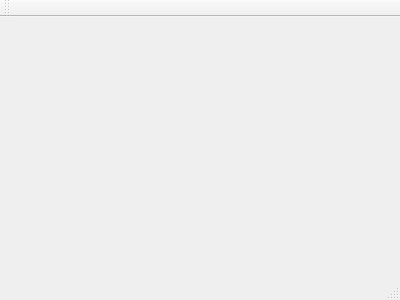
Above: mainwindow.ui from OOPtaskgroup/dictionary before the change. Below: the same form after it.
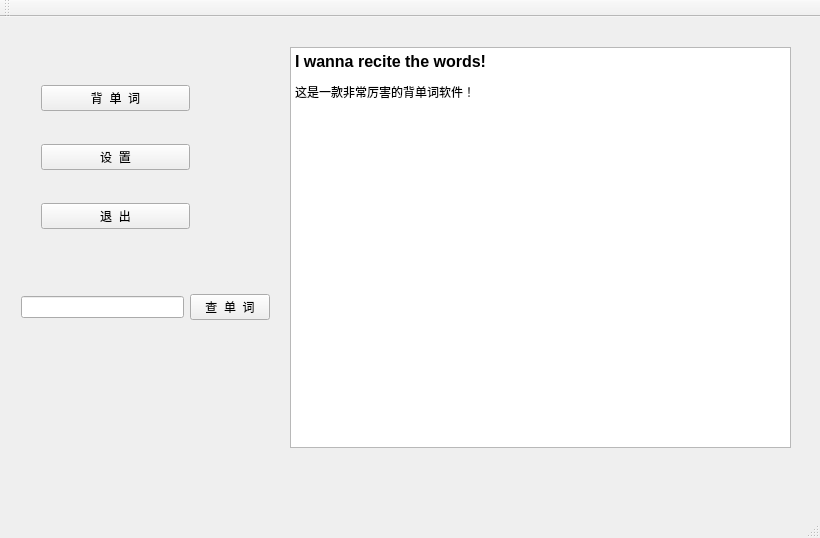
That is the form after the change.

Commit message: mainwindow and recitewindow. modified by victorywys -- 5.4 exit()

The edit to the form file:
```diff
--- a/mainwindow.ui
+++ b/mainwindow.ui
@@ -1,24 +1,113 @@
 <ui version="4.0">
  <class>MainWindow</class>
- <widget class="QMainWindow" name="MainWindow" >
-  <property name="geometry" >
+ <widget class="QMainWindow" name="MainWindow">
+  <property name="geometry">
    <rect>
     <x>0</x>
     <y>0</y>
-    <width>400</width>
-    <height>300</height>
+    <width>820</width>
+    <height>538</height>
    </rect>
   </property>
   <property name="windowTitle" >
    <string>MainWindow</string>
   </property>
-  <widget class="QMenuBar" name="menuBar" />
-  <widget class="QToolBar" name="mainToolBar" />
-  <widget class="QWidget" name="centralWidget" />
-  <widget class="QStatusBar" name="statusBar" />
+  <widget class="QWidget" name="centralWidget">
+   <widget class="QWidget" name="verticalLayoutWidget">
+    <property name="geometry">
+     <rect>
+      <x>30</x>
+      <y>30</y>
+      <width>171</width>
+      <height>221</height>
+     </rect>
+    </property>
+    <layout class="QVBoxLayout" name="verticalLayout">
+     <item>
+      <widget class="QPushButton" name="reciteBtn">
+       <property name="text">
+        <string>背  单  词</string>
+       </property>
+      </widget>
+     </item>
+     <item>
+      <widget class="QPushButton" name="configBtn">
+       <property name="text">
+        <string>设  置</string>
+       </property>
+      </widget>
+     </item>
+     <item>
+      <widget class="QPushButton" name="exitBtn">
+       <property name="text">
+        <string>退  出</string>
+       </property>
+      </widget>
+     </item>
+    </layout>
+   </widget>
+   <widget class="QTextBrowser" name="textBrowser">
+    <property name="geometry">
+     <rect>
+      <x>290</x>
+      <y>30</y>
+      <width>501</width>
+      <height>401</height>
+     </rect>
+    </property>
+    <property name="html">
+     <string>&lt;!DOCTYPE HTML PUBLIC &quot;-//W3C//DTD HTML 4.0//EN&quot; &quot;http://www.w3.org/TR/REC-html40/strict.dtd&quot;&gt;
+&lt;html&gt;&lt;head&gt;&lt;meta name=&quot;qrichtext&quot; content=&quot;1&quot; /&gt;&lt;style type=&quot;text/css&quot;&gt;
+p, li { white-space: pre-wrap; }
+&lt;/style&gt;&lt;/head&gt;&lt;body style=&quot; font-family:'SimSun'; font-size:9pt; font-weight:400; font-style:normal;&quot;&gt;
+&lt;p style=&quot; margin-top:9px; margin-bottom:12px; margin-left:0px; margin-right:0px; -qt-block-indent:0; text-indent:0px;&quot;&gt;&lt;span style=&quot; font-size:12pt; font-weight:600;&quot;&gt;I wanna recite the words!&lt;/span&gt;&lt;/p&gt;
+&lt;p style=&quot; margin-top:0px; margin-bottom:0px; margin-left:0px; margin-right:0px; -qt-block-indent:0; text-indent:0px;&quot;&gt;这是一款非常厉害的背单词软件！ &lt;/p&gt;&lt;/body&gt;&lt;/html&gt;</string>
+    </property>
+   </widget>
+   <widget class="QWidget" name="gridLayoutWidget">
+    <property name="geometry">
+     <rect>
+      <x>10</x>
+      <y>250</y>
+      <width>271</width>
+      <height>80</height>
+     </rect>
+    </property>
+    <layout class="QGridLayout" name="gridLayout">
+     <item row="0" column="1">
+      <widget class="QPushButton" name="lookUpBtn">
+       <property name="text">
+        <string>查  单  词</string>
+       </property>
+      </widget>
+     </item>
+     <item row="0" column="0">
+      <widget class="QLineEdit" name="wordEdit"/>
+     </item>
+    </layout>
+   </widget>
+  </widget>
+  <widget class="QMenuBar" name="menuBar">
+   <property name="geometry">
+    <rect>
+     <x>0</x>
+     <y>0</y>
+     <width>820</width>
+     <height>26</height>
+    </rect>
+   </property>
+  </widget>
+  <widget class="QToolBar" name="mainToolBar">
+   <attribute name="toolBarArea">
+    <enum>TopToolBarArea</enum>
+   </attribute>
+   <attribute name="toolBarBreak">
+    <bool>false</bool>
+   </attribute>
+  </widget>
+  <widget class="QStatusBar" name="statusBar"/>
  </widget>
- <layoutDefault spacing="6" margin="11" />
- <pixmapfunction></pixmapfunction>
+ <layoutdefault spacing="6" margin="11"/>
  <resources/>
  <connections/>
 </ui>
```
Left out of the diff: 22 changed lines with no effect on the pictures. The commit also changes 11 other files.
